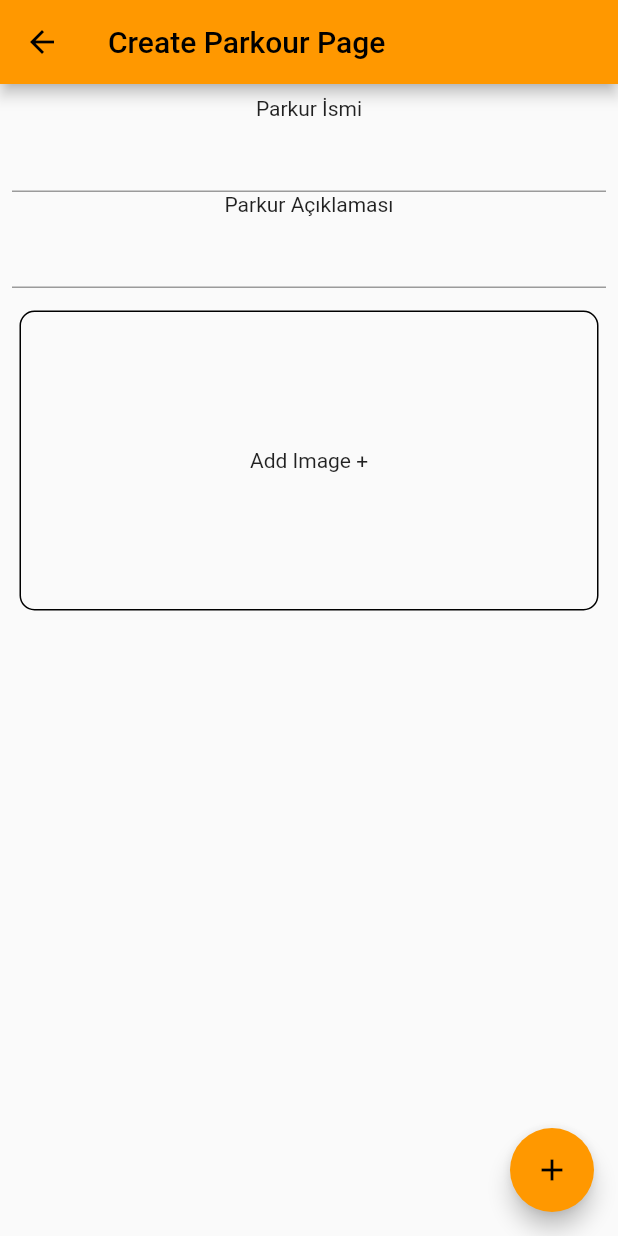
After one commit to eceokutan/orienteeringApp, a Flutter app: the CreateParkourPage screen opened directly, after a tap on "Add Image +", on a phone screen of 412 x 824 dp. The commit adds this screen. Run offline on Flutter 3.47's test engine with Material 2 defaults, Android fonts, the light colour scheme and no system bars; our stand-ins replace cloud_firestore, file_picker, firebase_auth, firebase_core, firebase_storage, flutter_native_image; missing offline and left inert: a package; accounts and stored records are empty.

Commit message:
Create Parkour page added

```diff
--- /dev/null
+++ b/lib/models/file_model.dart
@@ -0,0 +1,19 @@
+import 'dart:io' as io;
+
+import 'package:flutter/foundation.dart';
+
+class FileModel {
+  FileModel(
+      {this.fileBytes,
+      this.fileName = "",
+      this.fileTypeExtension = "",
+      this.file});
+  io.File? file;
+  Uint8List? fileBytes;
+  String fileName = "";
+  String fileTypeExtension = "";
+
+  String get contentType {
+    return "image/$fileTypeExtension";
+  }
+}
--- a/lib/models/parkour_model.dart
+++ b/lib/models/parkour_model.dart
@@ -10,8 +10,8 @@ ParkourModel parkourModelFromJson(String str) =>
 String parkourModelToJson(ParkourModel data) => json.encode(data.toJson());
 
 class ParkourModel {
-  ParkourModel({
-    this.name = "",
+  ParkourModel(
+      {this.name = "",
       this.id = "",
       this.checkPointCount = "",
       this.checkPointList = const [],
@@ -19,7 +19,7 @@ class ParkourModel {
       this.leaderBoard = "",
       this.createdDate = "",
       this.createdBy = "",
-  });
+      this.description = ""});
 
   String name;
   String id;
@@ -29,6 +29,8 @@ class ParkourModel {
   String leaderBoard;
   String createdDate;
   String createdBy;
+
+  String description;
 
   factory ParkourModel.fromJson(Map<String, dynamic> json) => ParkourModel(
         name: json["name"],
@@ -40,6 +42,7 @@ class ParkourModel {
         leaderBoard: json["leaderBoard"],
         createdDate: json["createdDate"],
         createdBy: json["createdBy"],
+        description: json["description"] ?? "",
       );
 
   Map<String, dynamic> toJson() => {
@@ -51,5 +54,6 @@ class ParkourModel {
         "leaderBoard": leaderBoard,
         "createdDate": createdDate,
         "createdBy": createdBy,
+        "description": description,
       };
 }
--- /dev/null
+++ b/lib/pages/create_parkour_page.dart
@@ -0,0 +1,98 @@
+import 'package:check_point/models/parkour_model.dart';
+import 'package:check_point/pages/parkour_view_model.dart';
+import 'package:flutter/material.dart';
+
+class CreateParkourPage extends StatefulWidget {
+  const CreateParkourPage({super.key});
+
+  @override
+  State<CreateParkourPage> createState() => _CreateParkourPageState();
+}
+
+class _CreateParkourPageState extends State<CreateParkourPage> {
+  TextEditingController parkourNameController = TextEditingController();
+
+  TextEditingController parkourDescriptionController = TextEditingController();
+
+  String link = "";
+  @override
+  Widget build(BuildContext context) {
+    return Scaffold(
+      appBar: AppBar(
+        title: const Text("Create Parkour Page"),
+      ),
+      floatingActionButton: FloatingActionButton(
+        child: const Icon(Icons.add),
+        onPressed: () {},
+      ),
+      body: Padding(
+        padding: const EdgeInsets.all(8.0),
+        child: Column(
+          children: [
+            const Text("Parkur İsmi"),
+            TextField(
+              controller: parkourNameController,
+            ),
+            const Text("Parkur Açıklaması"),
+            TextField(
+              controller: parkourDescriptionController,
+            ),
+            const SizedBox(
+              height: 10,
+            ),
+            if (ParkourViewModel().parkourImages.isNotEmpty)
+              Image.file(
+                ParkourViewModel().parkourImages.first.file!,
+                alignment: Alignment.center,
+                fit: BoxFit.cover,
+                height: 200,
+              )
+            else
+              InkWell(
+                onTap: () {
+                  ParkourViewModel()
+                      .pickParkourImages()
+                      .then((value) => setState(() {}));
+                },
+                child: Container(
+                  margin:
+                      const EdgeInsets.symmetric(vertical: 5, horizontal: 5),
+                  alignment: Alignment.center,
+                  height: 200,
+                  padding: const EdgeInsets.all(10),
+                  width: double.infinity,
+                  decoration: BoxDecoration(
+                    border: Border.all(color: Colors.black),
+                    borderRadius: BorderRadius.circular(10),
+                  ),
+                  child: const Text("Add Image +", style: TextStyle()),
+                ),
+              ),
+            if (ParkourViewModel().parkourImages.isNotEmpty)
+              ElevatedButton(
+                  onPressed: () async {
+                    String incominglink = await ParkourViewModel()
+                        .uploadImage(ParkourViewModel().parkourImages.first);
+
+                    ParkourModel parkour = ParkourModel(
+                        name: parkourNameController.text,
+                        mapImageUrl: incominglink,
+                        createdDate: DateTime.now().toIso8601String(),
+                        description: parkourDescriptionController.text);
+
+                    await ParkourViewModel().addNewParkour(parkour);
+                  },
+                  child: const Text("Gönder")),
+            if (link.isNotEmpty)
+              Image.network(
+                link,
+                height: 150,
+                width: 150,
+                fit: BoxFit.cover,
+              ),
+          ],
+        ),
+      ),
+    );
+  }
+}
--- a/lib/pages/parkour_detail_page.dart
+++ b/lib/pages/parkour_detail_page.dart
@@ -1,7 +1,5 @@
 import 'package:check_point/models/parkour_model.dart';
 import 'package:flutter/material.dart';
-import 'package:flutter/src/widgets/container.dart';
-import 'package:flutter/src/widgets/framework.dart';
 
 class ParkourDetailPage extends StatelessWidget {
   const ParkourDetailPage({super.key, required this.parkour});
@@ -9,6 +7,7 @@ class ParkourDetailPage extends StatelessWidget {
   @override
   Widget build(BuildContext context) {
     return Scaffold(
+      appBar: AppBar(title: Text(parkour.name)),
       body: Column(
         children: [
           Image.network(parkour.mapImageUrl),
--- a/lib/pages/parkour_view_model.dart
+++ b/lib/pages/parkour_view_model.dart
@@ -1,3 +1,4 @@
+import 'package:check_point/models/file_model.dart';
 import 'package:check_point/models/parkour_model.dart';
 import 'package:check_point/service/parkour_service.dart';
 
@@ -10,7 +11,23 @@ class ParkourViewModel {
     return _instance;
   }
 
+  List<FileModel> parkourImages = [];
+
+  Future<void> pickParkourImages() async {
+    parkourImages = await ParkourService().pickParkourImages();
+  }
+
+  Future<String> uploadImage(FileModel file) async {
+    return await ParkourService().uploadSingleFile(
+        file: file.file, childPath: "parkourImages/${file.fileName}");
+  }
+
+  Future<void> addNewParkour(ParkourModel parkour) async {
+    await ParkourService().addParkour(parkour);
+  }
+
   List<ParkourModel> parkours = [];
+
   Future<void> getParkours() async {
     parkours = await ParkourService().getParkours();
 
--- a/lib/service/parkour_service.dart
+++ b/lib/service/parkour_service.dart
@@ -1,10 +1,11 @@
-import 'dart:io';
+import 'dart:io' as io;
 
+import 'package:check_point/models/file_model.dart';
 import 'package:check_point/models/parkour_model.dart';
 import 'package:cloud_firestore/cloud_firestore.dart';
 import 'package:file_picker/file_picker.dart';
-import 'package:firebase_core/firebase_core.dart';
 import 'package:firebase_storage/firebase_storage.dart';
+import 'package:flutter_native_image/flutter_native_image.dart';
 
 class ParkourService {
   FirebaseFirestore firebaseFirestore = FirebaseFirestore.instance;
@@ -12,7 +13,7 @@ class ParkourService {
   FirebaseStorage firebaseStorage = FirebaseStorage.instance;
 
   Future<String> uploadSingleFile(
-      {required File? file, required String childPath}) async {
+      {required io.File? file, required String childPath}) async {
     Reference firebaseStorageRef = firebaseStorage.ref().child(childPath);
     UploadTask uploadTask = firebaseStorageRef.putFile(file!);
 
@@ -65,15 +66,20 @@ class ParkourService {
   }
 
   void addAllParkours() async {
-    var existingParkours = await firebaseFirestore.collection("parkous");
+    var existingParkours = firebaseFirestore.collection("parkous");
     //parkur var mı yok mu? id üzerinden bak.
     for (var parkourAsMap in parkourListAsMap) {
       addParkour(ParkourModel.fromJson(parkourAsMap));
     }
   }
 
-  Future<List<File>> pickImages() async {
-    List<File> imageFiles = [];
+  Future<io.File> compressImage(String path) async {
+    return await FlutterNativeImage.compressImage(path,
+        quality: 30, percentage: 50);
+  }
+
+  Future<List<FileModel>> pickParkourImages() async {
+    List<FileModel> imageFiles = [];
 
     FilePickerResult? result = await FilePicker.platform.pickFiles(
       allowMultiple: true,
@@ -83,33 +89,22 @@ class ParkourService {
     if (result != null) {
       for (var item in result.files) {
         if (item.bytes != null) {
-          // io.File file = await compressImage(item.path!);
+          io.File file = await compressImage(item.path!);
 
-          // imageFiles.add(
-
-          //   FileModel(
-          //   fileTypeExtension:
-          //       item.extension == "svg" ? "svg+xml" : item.extension!,
-          //   file: file,
-          //   fileBytes: await file.readAsBytes(),
-          //   fileName: item.name,
-          // )
-
-          //    );
-
-          //  imageFiles.add(item);
+          imageFiles.add(FileModel(
+            fileTypeExtension:
+                item.extension == "svg" ? "svg+xml" : item.extension!,
+            file: file,
+            fileBytes: await file.readAsBytes(),
+            fileName: item.name,
+          ));
         }
       }
     }
     return imageFiles;
   }
 
-  void addParkour(ParkourModel parkourmodel) async {
-    File? mapImage;
-
-    parkourmodel.mapImageUrl = await uploadSingleFile(
-        file: mapImage, childPath: "parkours/${parkourmodel.id}");
-
+  Future<void> addParkour(ParkourModel parkourmodel) async {
     var ref = firebaseFirestore.collection("parkours").doc(); //123 id
 
     parkourmodel.id = ref.id;
--- a/pubspec.yaml
+++ b/pubspec.yaml
@@ -39,6 +39,8 @@ dependencies:
   cloud_firestore: ^4.1.0
   firebase_storage: ^11.0.7
   file_picker: ^5.2.3
+  flutter_native_image: ^0.0.6+1
+
 
 dev_dependencies:
   flutter_test:
```
Also changed, not shown: lib/main.dart (+7 -9 lines), lib/pages/ParkoursPage.dart (+25 -12 lines), pubspec.lock, 1 other file. Lines whose indentation alone changed are shown as unchanged.
